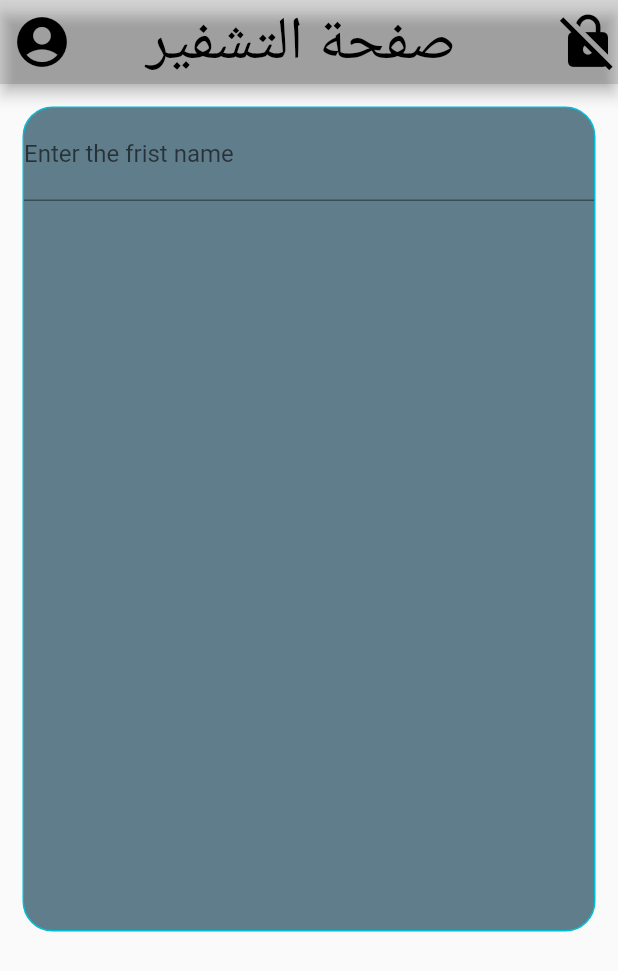
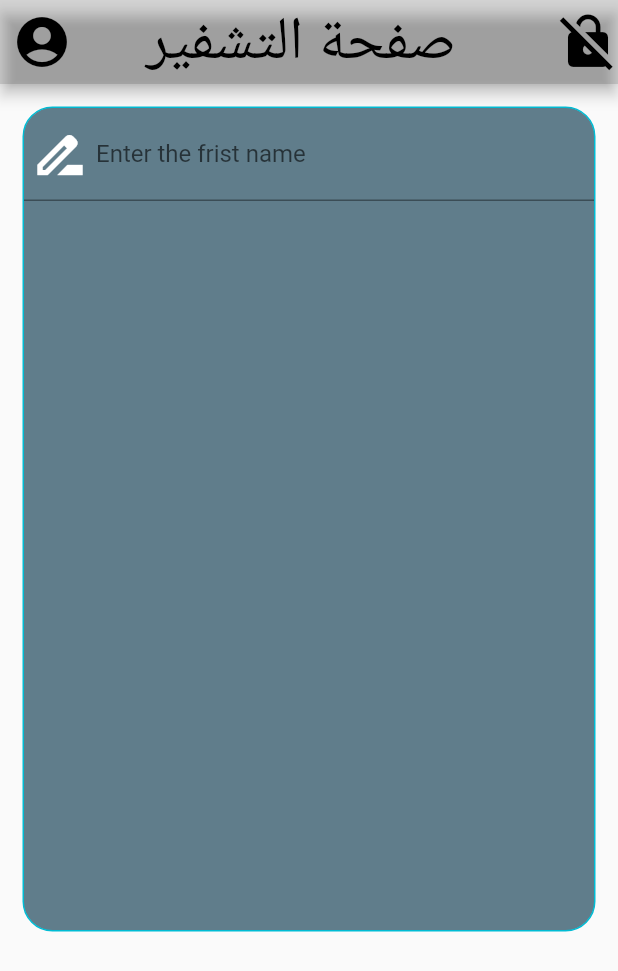
Before and after one commit to salahalddinn/project_flutter, a Flutter app: the screen it shows after launch, on a phone screen of 412 x 824 dp. Shown: the top 971 px of the screen. Run offline on Flutter 3.47's test engine with Material 2 defaults, Android fonts, the phone set to English and light mode, and no system bars.

Commit message:
create in  TextFormField in Inputdecoraton prefixIcon left

```diff
--- a/lib/main.dart
+++ b/lib/main.dart
@@ -46,6 +46,7 @@ class screan1 extends StatelessWidget {
                     decoration: InputDecoration(
                       labelText: "Enter the frist name ",
                       hintText: "ادخل الاسم الاول ",
+                      prefixIcon: Icon(Icons.drive_file_rename_outline,size: 40,color: Colors.white,)
 
                     ),
                   )
```
